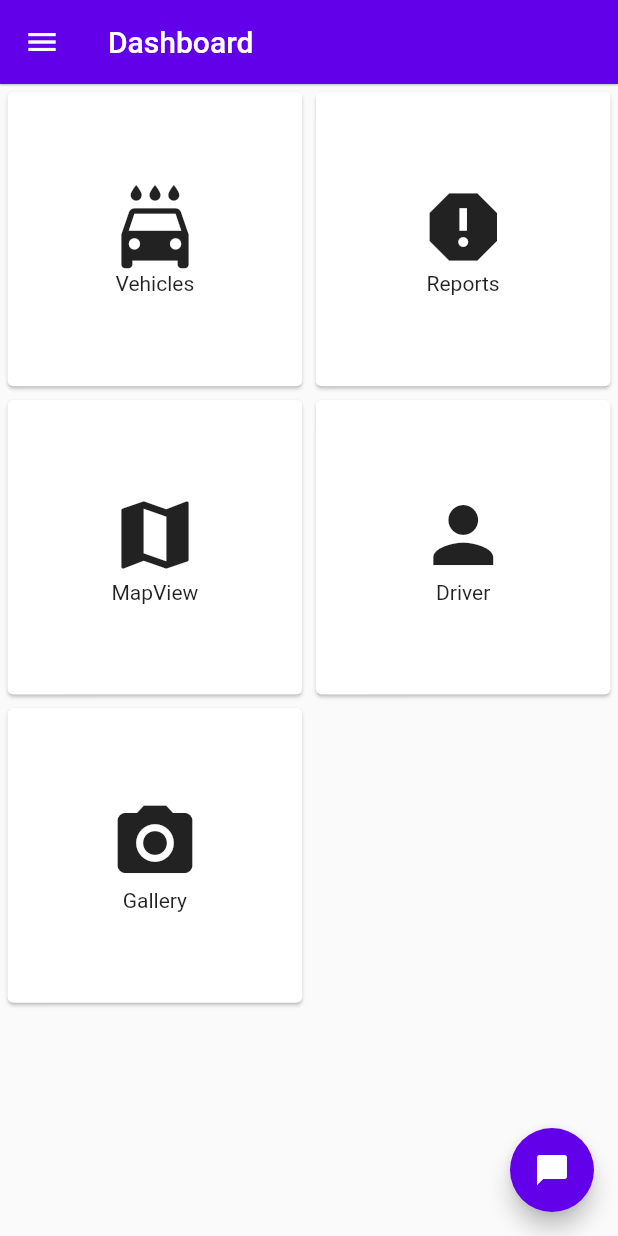
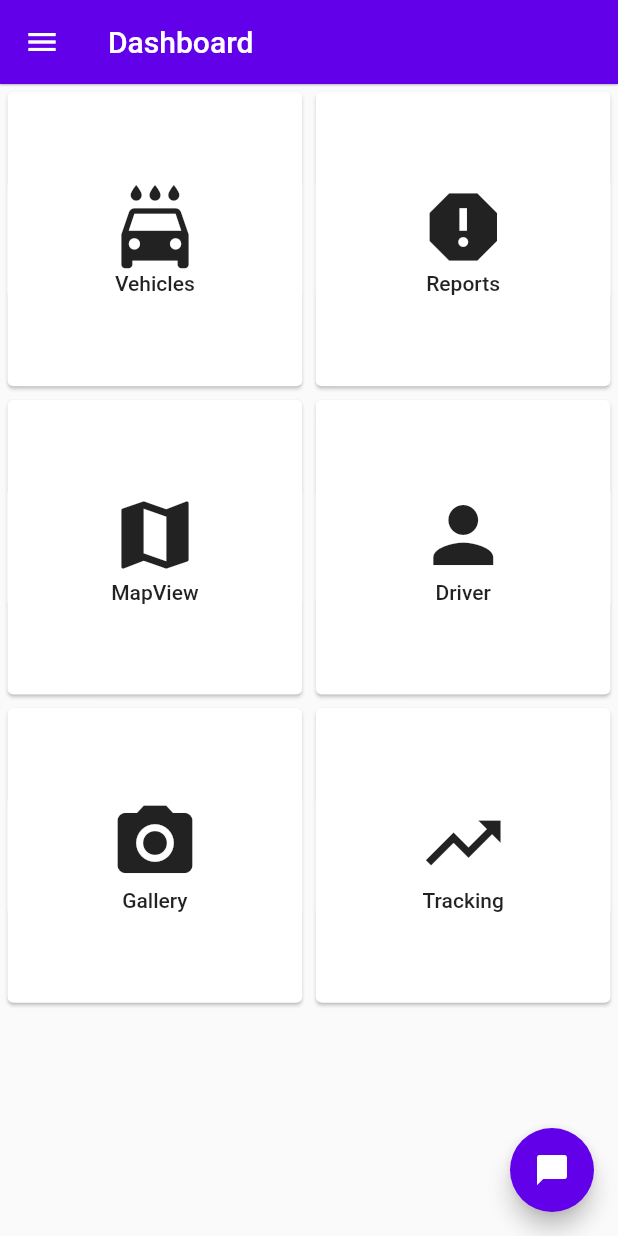
Before and after one commit to telthemweb/Vehicle-Tracking, a Flutter app: the screen it shows after launch, after a tap on "LOGIN", on a phone screen of 412 x 824 dp. Run offline on Flutter 3.47's test engine with Material 2 defaults, Android fonts, the phone set to English and light mode, and no system bars; our stand-ins replace geolocator, google_maps_flutter.

Commit message:
Update dashboard.dart

```diff
--- a/lib/dashboard.dart
+++ b/lib/dashboard.dart
@@ -1,4 +1,5 @@
 import 'package:flutter/material.dart';
+// import 'package:vtsproject/mapview.dart';
 
 class Dashboard extends StatelessWidget {
   @override
@@ -26,11 +27,6 @@ class Dashboard extends StatelessWidget {
                 accountName: new Text("Innocent Tauzeni"),
                 accountEmail: new Text("datatelthem@gmail.com"),
               ),
-              // new ListTile(
-              //   trailing: Icon(Icons.check),
-              //      title: Text('Item 1'),
-              //      onTap: () { },
-              //   )
             ],
           ),
         ),
@@ -54,20 +50,29 @@ class TheGridView {
         crossAxisAlignment: CrossAxisAlignment.stretch,
         mainAxisSize: MainAxisSize.min,
         verticalDirection: VerticalDirection.down,
+
         children: <Widget>[
-             GestureDetector(
-               child: Icon(
-                icon,
-              size: 60.0,
+          RaisedButton(
+            color: Colors.white,
+            elevation: 0.0,
+            child: Column(
+              children: <Widget>[
+                Center(
+                  child: Icon(icon,size:60.0),
                 ),
-              onTap: (){
-                if (name=="MapView"){
+                Center(
+                  child: Text(name),
+                )
+              ],
+            ),
+            onPressed: (){
+              print("pressed me");
+            },
+          )
+        ],
 
-                }
-              },
-                        ),
-                        Center(child: Text(name))
-                      ],
+
+
       ),
     );
   }
@@ -81,15 +86,14 @@ class TheGridView {
       mainAxisSpacing: 1.0,
       crossAxisSpacing: 1.0,
       children: <Widget>[
-
         makeGridCell('Vehicles', Icons.local_car_wash),
         makeGridCell('Reports', Icons.report),
         makeGridCell('MapView', Icons.map),
         makeGridCell('Driver', Icons.person),
-                      makeGridCell('Gallery', Icons.photo_camera)
+        makeGridCell('Gallery', Icons.photo_camera),
+        makeGridCell('Tracking', Icons.trending_up)
+
       ],
     );
   }
-
-
 }
```
Lines whose indentation alone changed are shown as unchanged.
